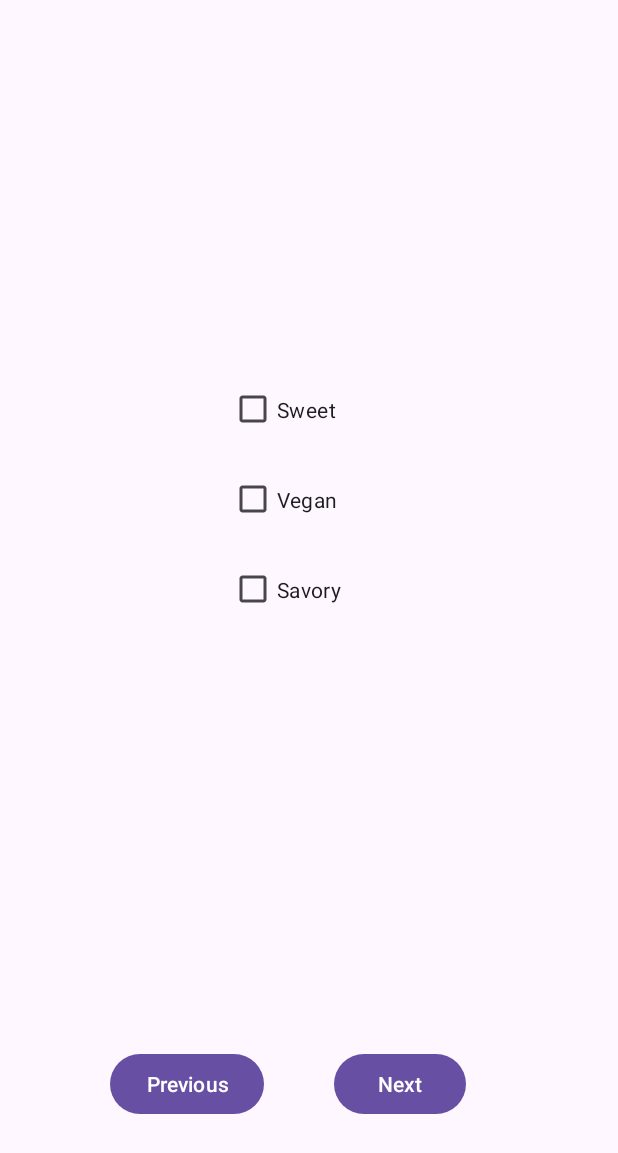
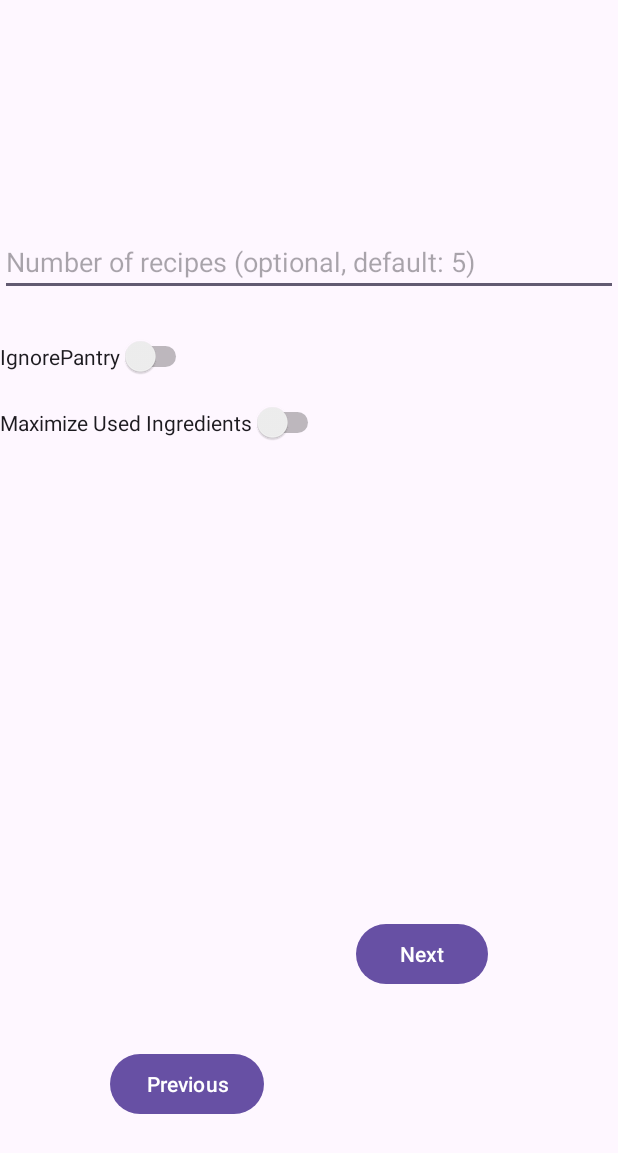
Before and after one commit to AbdelHamdyGhanem/FoodFinderApp, an Android app: the screen it shows after launch (FoodPrefActivity), after a tap on "Next", on a phone screen of 412 x 824 dp. Shown: the top 1153 px of the screen. Run offline under Robolectric (Android 15) with nearby library versions, the phone set to English and light mode, and no system bars.

```diff
--- a/Application/app/src/main/java/com/example/application/FoodPrefActivity.java
+++ b/Application/app/src/main/java/com/example/application/FoodPrefActivity.java
@@ -5,6 +5,8 @@ import android.os.Bundle;
 import android.view.View;
 import android.widget.Button;
 import android.widget.CheckBox;
+import android.widget.EditText;
+import android.widget.Switch;
 
 import androidx.activity.EdgeToEdge;
 import androidx.appcompat.app.AppCompatActivity;
@@ -14,6 +16,11 @@ import java.util.HashMap;
 
 public class FoodPrefActivity extends AppCompatActivity {
 
+    private EditText numberofRecipes;
+    private Switch maximizeIngredients;
+    private Switch ignorePantry;
+    private ArrayList<String> arrayList;
+
     @Override
     protected void onCreate(Bundle savedInstanceState) {
         super.onCreate(savedInstanceState);
@@ -21,38 +28,37 @@ public class FoodPrefActivity extends AppCompatActivity {
         setContentView(R.layout.activity_main2);
 
         Button button_next_API = findViewById(R.id.button_next_API);
+
+        numberofRecipes = findViewById(R.id.number_of_recipes);
+        maximizeIngredients = findViewById(R.id.maximizeIngredients);
+        ignorePantry = findViewById(R.id.ignorePantry);
+
+        HashMap<Integer, Object> preferences = new HashMap<>();
+
+        // pass data
         button_next_API.setOnClickListener(new View.OnClickListener() {
-
             @Override
-            public void onClick(View view) {
-                CheckBox checkBoxSavory = findViewById(R.id.checkBoxSavory);
-                CheckBox checkBoxSweet = findViewById(R.id.checkBoxSweet);
-                CheckBox checkBoxVegan = findViewById(R.id.checkBoxVegan);
-
-                HashMap<String, Boolean> foodPreferences = new HashMap<>();
-                foodPreferences.put("Savory", checkBoxSavory.isChecked());
-                foodPreferences.put("Sweet", checkBoxSweet.isChecked());
-                foodPreferences.put("Vegan", checkBoxVegan.isChecked());
-
-                Intent intent = new Intent(getApplicationContext(), ApiTime.class);
-                intent.putExtra("preferences", foodPreferences);
-
-                // Retrieve the selected foods from MainActivity
-                ArrayList<String> selectedFoods = getIntent().getStringArrayListExtra("foods");
-                intent.putStringArrayListExtra("foods", selectedFoods);
-
-                startActivity(intent);
-            }
-        });
-
-        Button button_previous = findViewById(R.id.button_prev_foodPref);
-        button_previous.setOnClickListener(new View.OnClickListener() {
-            @Override
-            public void onClick(View view) {
-                // Navigate back to MainActivity
-                Intent intent = new Intent(FoodPrefActivity.this, MainActivity.class);
-                startActivity(intent);
+            public void onClick(View v) {
+                passDataToApiTime();
             }
         });
     }
+
+    private void passDataToApiTime() {
+        String numberOfRecipes = this.numberofRecipes.getText().toString();
+        Boolean maximizeIngredients = this.maximizeIngredients.isChecked();
+        Boolean ignorePantry = this.ignorePantry.isChecked();
+
+        HashMap preferences = new HashMap();
+        preferences.put("numberOfRecipes", numberOfRecipes);
+        preferences.put("maximizeIngredients", maximizeIngredients);
+        preferences.put("ignorePantry", ignorePantry);
+
+        Intent intent = new Intent(this, ApiTime.class);
+        intent.putExtra("foods", arrayList);
+        intent.putExtra("preferences", preferences);
+        startActivity(intent);
+
+        startActivity(intent);
+    }
 }
--- a/Application/app/src/main/java/com/example/application/MainActivity.java
+++ b/Application/app/src/main/java/com/example/application/MainActivity.java
@@ -15,7 +15,7 @@ import java.util.ArrayList;
 public class MainActivity extends AppCompatActivity {
 
     // Initialize variables
-    private EditText editText;
+    private EditText AddFood;
     private ArrayList<String> arrayList;
     private ArrayAdapter<String> adapter;
 
@@ -24,12 +24,10 @@ public class MainActivity extends AppCompatActivity {
         super.onCreate(savedInstanceState);
         setContentView(R.layout.activity_main);
 
-        // Initialize views
-        editText = findViewById(R.id.editText);
+        AddFood = findViewById(R.id.AddFood);
         Button buttonAdd = findViewById(R.id.button_add);
         ListView listView = findViewById(R.id.listView);
 
-        // Initialize list and adapter
         arrayList = new ArrayList<>();
         adapter = new ArrayAdapter<>(this, android.R.layout.simple_list_item_1, arrayList);
         listView.setAdapter(adapter);
@@ -37,7 +35,6 @@ public class MainActivity extends AppCompatActivity {
         // Set up button click listener
         buttonAdd.setOnClickListener(v -> addFood());
 
-        // Navigates the user to the next activity
         Button button_next_foodPref = findViewById(R.id.button_next_foodPref);
         button_next_foodPref.setOnClickListener(new View.OnClickListener() {
             @Override
@@ -51,20 +48,14 @@ public class MainActivity extends AppCompatActivity {
     }
 
     private void addFood() {
-        // Get text from EditText
-        String food = editText.getText().toString().trim();
+        String food = AddFood.getText().toString().trim();
 
-        // Check if the text is not empty
         if (!food.isEmpty() && !arrayList.contains(food)) {
-            // Add item to list and update ListView
             arrayList.add(food);
             adapter.notifyDataSetChanged();
-            // Clear the EditText
-            editText.setText("");
-            // Show confirmation toast
+            AddFood.setText("");
             Toast.makeText(this, "Food item added", Toast.LENGTH_SHORT).show();
         } else {
-            // Show error toast if EditText is empty or food item already exists
             Toast.makeText(this, "Item is empty or already exists", Toast.LENGTH_SHORT).show();
         }
     }
--- a/Application/app/src/main/res/layout/activity_main.xml
+++ b/Application/app/src/main/res/layout/activity_main.xml
@@ -14,7 +14,7 @@
         android:padding="16dp">
 
         <EditText
-            android:id="@+id/editText"
+            android:id="@+id/AddFood"
             android:layout_width="match_parent"
             android:layout_height="wrap_content"
             android:hint="Enter item"
--- a/Application/app/src/main/res/layout/activity_main2.xml
+++ b/Application/app/src/main/res/layout/activity_main2.xml
@@ -8,17 +8,30 @@
     android:layout_height="match_parent"
     tools:context=".FoodPrefActivity">
 
+    <EditText
+        android:id="@+id/number_of_recipes"
+        android:layout_width="match_parent"
+        android:layout_height="wrap_content"
+        android:layout_marginTop="152dp"
+        android:autofillHints=""
+        android:hint="Number of recipes (optional, default: 5)"
+        android:inputType="text"
+        app:layout_constraintEnd_toEndOf="parent"
+        app:layout_constraintHorizontal_bias="0.0"
+        app:layout_constraintStart_toStartOf="parent"
+        app:layout_constraintTop_toTopOf="parent" />
+
+
     <Button
         android:id="@+id/button_next_API"
         android:layout_width="wrap_content"
         android:layout_height="wrap_content"
+        android:layout_marginTop="612dp"
         android:text="Next"
-        app:layout_constraintBottom_toBottomOf="parent"
         app:layout_constraintEnd_toEndOf="parent"
-        app:layout_constraintHorizontal_bias="0.687"
+        app:layout_constraintHorizontal_bias="0.733"
         app:layout_constraintStart_toStartOf="parent"
-        app:layout_constraintTop_toTopOf="parent"
-        app:layout_constraintVertical_bias="0.9" />
+        app:layout_constraintTop_toTopOf="parent" />
 
     <Button
         android:id="@+id/button_prev_foodPref"
@@ -32,46 +45,25 @@
         app:layout_constraintTop_toTopOf="parent"
         app:layout_constraintVertical_bias="0.9" />
 
-    <CheckBox
-        android:id="@+id/checkBoxSavory"
-        android:layout_width="100dp"
-        android:layout_height="50dp"
-        android:layout_marginStart="16dp"
-        android:layout_marginTop="368dp"
-        android:layout_marginEnd="16dp"
-        android:text="Savory"
-        app:layout_constraintEnd_toEndOf="parent"
-        app:layout_constraintHorizontal_bias="0.487"
+    <Switch
+        android:id="@+id/maximizeIngredients"
+        android:layout_width="wrap_content"
+        android:layout_height="wrap_content"
+        android:layout_marginTop="268dp"
+        android:text="Maximize Used Ingredients"
         app:layout_constraintStart_toStartOf="parent"
-        app:layout_constraintTop_toTopOf="parent" />
+        app:layout_constraintTop_toTopOf="parent"
+        tools:ignore="UseSwitchCompatOrMaterialXml" />
 
-    <CheckBox
-        android:id="@+id/checkBoxSweet"
-        android:layout_width="100dp"
-        android:layout_height="50dp"
-        android:layout_marginStart="16dp"
-        android:layout_marginTop="248dp"
-        android:layout_marginEnd="16dp"
-        android:text="Sweet"
-        app:layout_constraintEnd_toEndOf="parent"
-        app:layout_constraintHorizontal_bias="0.487"
+    <Switch
+        android:id="@+id/ignorePantry"
+        android:layout_width="wrap_content"
+        android:layout_height="wrap_content"
+        android:layout_marginTop="224dp"
+        android:text="IgnorePantry"
         app:layout_constraintStart_toStartOf="parent"
-        app:layout_constraintTop_toTopOf="parent" />
-
-    <CheckBox
-        android:id="@+id/checkBoxVegan"
-        android:layout_width="100dp"
-        android:layout_height="50dp"
-        android:layout_marginStart="16dp"
-        android:layout_marginTop="308dp"
-        android:layout_marginEnd="16dp"
-        android:text="Vegan"
-        app:layout_constraintEnd_toEndOf="parent"
-        app:layout_constraintHorizontal_bias="0.487"
-        app:layout_constraintStart_toStartOf="parent"
-        app:layout_constraintTop_toTopOf="parent" />
-
-
+        app:layout_constraintTop_toTopOf="parent"
+        tools:ignore="UseSwitchCompatOrMaterialXml" />
 
 
 </androidx.constraintlayout.widget.ConstraintLayout>
```
Also changed, not shown: Application/app/src/main/java/com/example/application/ApiTime.java (+20 -18 lines).
